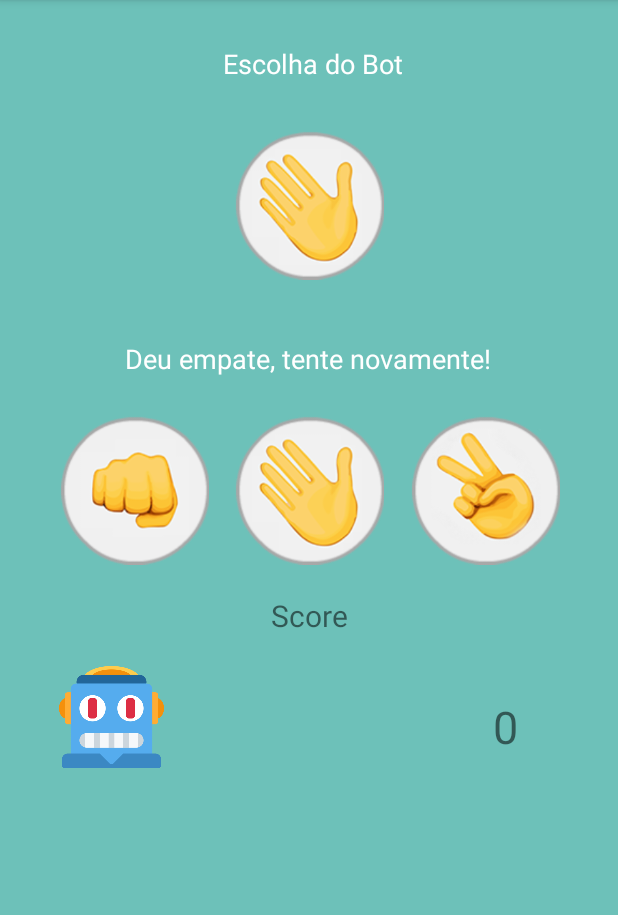
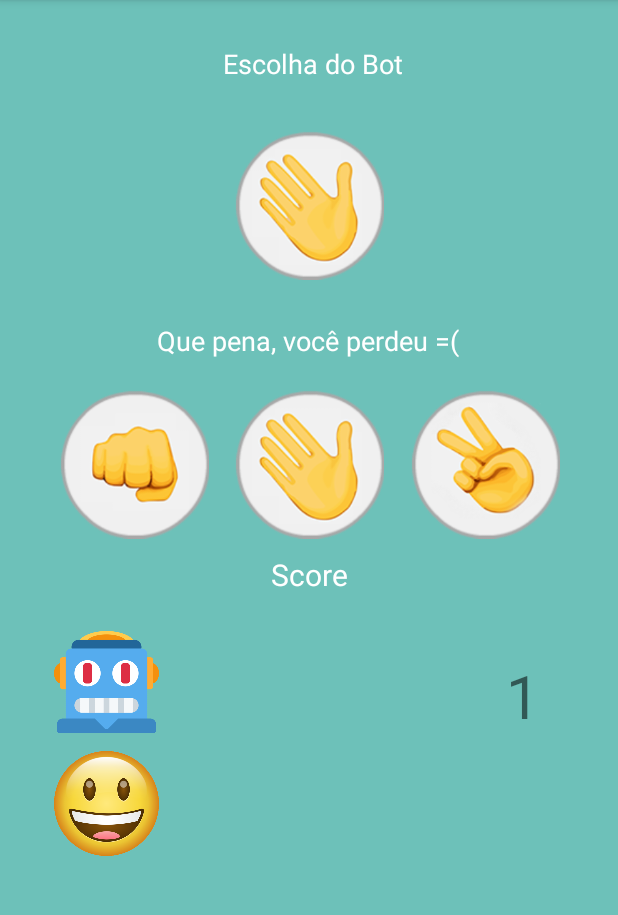
Before and after one commit to brunamussi/PedraPapelTesoura, an Android app: the MainActivity screen opened directly, with no data from a screen before it, after a tap on "TODO", on a phone screen of 412 x 824 dp, the part 84-999 px from its top. Run offline under Robolectric (Android 15) with nearby library versions, the phone set to English and light mode, and no system bars; 1 other tap on this screen came first.

Commit message:
start project

```diff
--- a/app/src/main/java/com/example/pedrapapeltesoura/MainActivity.java
+++ b/app/src/main/java/com/example/pedrapapeltesoura/MainActivity.java
@@ -9,6 +9,10 @@ import android.widget.TextView;
 
 import java.util.Random;
 
+import static java.lang.Integer.getInteger;
+import static java.lang.Integer.parseInt;
+import static java.lang.Integer.valueOf;
+
 public class MainActivity extends AppCompatActivity {
 
     @Override
@@ -17,11 +21,11 @@ public class MainActivity extends AppCompatActivity {
         setContentView(R.layout.activity_main);
     }
 
-    public void pedraSelecionado (View view) {
+    public void pedraSelecionado(View view) {
         this.opcaoSelecionada("pedra");
     }
 
-    public void papelSelecionado (View view) {
+    public void papelSelecionado(View view) {
         this.opcaoSelecionada("papel");
     }
 
@@ -29,16 +33,16 @@ public class MainActivity extends AppCompatActivity {
         this.opcaoSelecionada("tesoura");
     }
 
-    public void opcaoSelecionada (String opcaoSelecionada){
+    public void opcaoSelecionada(String opcaoSelecionada) {
 
         int numero = new Random().nextInt(3);
 
         String[] opcoes = {"pedra", "papel", "tesoura"};
-        String opcaoApp = opcoes [numero];
+        String opcaoApp = opcoes[numero];
 
         ImageView imageResultado = findViewById(R.id.imageResultado);
 
-        switch (opcaoApp){
+        switch (opcaoApp) {
             case "pedra":
                 imageResultado.setImageResource(R.drawable.pedra);
                 break;
@@ -49,25 +53,28 @@ public class MainActivity extends AppCompatActivity {
                 imageResultado.setImageResource(R.drawable.tesoura);
                 break;
         }
+        TextView Resultado = findViewById(R.id.Resultado);
+        TextView scoreBot = findViewById(R.id.scoreBot);
+        TextView scorePlayer = findViewById(R.id.scorePlayer);
 
-        TextView Resultado = findViewById(R.id.Resultado);
+        if ( // App ganha
+                        (opcaoApp == "tesoura" && opcaoSelecionada == "papel") ||
+                        (opcaoApp == "papel" && opcaoSelecionada == "pedra") ||
+                        (opcaoApp == "pedra" && opcaoSelecionada == "tesoura")
+        ) {
+            Resultado.setText("Que pena, você perdeu =(");
+            scoreBot.setText(String.valueOf(+1));
 
-        if( // App ganha
-                    (opcaoApp == "tesoura" && opcaoSelecionada == "papel") ||
-                    (opcaoApp == "papel" && opcaoSelecionada =="pedra") ||
-                    (opcaoApp == "pedra" && opcaoSelecionada =="tesoura")
-        ){
-            Resultado.setText("Que pena, você perdeu =(");
-        }
-        else if ( //usuario ganha
+        } else if ( //usuario ganha
                         (opcaoApp == "tesoura" && opcaoSelecionada == "pedra") ||
                         (opcaoApp == "papel" && opcaoSelecionada == "tesoura") ||
                         (opcaoApp == "pedra" && opcaoSelecionada == "papel")
-                ){
+        ) {
             Resultado.setText("Parabéns, você venceu (=");
+            scorePlayer.setText(String.valueOf(+1));
 
-        }else { // empate
-            Resultado.setText ("Deu empate, tente novamente!");
+        } else { // empate
+            Resultado.setText("Deu empate, tente novamente!");
         }
     }
-    }
+}
--- a/app/src/main/res/layout/activity_main.xml
+++ b/app/src/main/res/layout/activity_main.xml
@@ -6,6 +6,18 @@
     android:layout_height="match_parent"
     android:background="#8F009688"
     tools:context=".MainActivity">
+
+    <TextView
+        android:id="@+id/scorePlayer"
+        android:layout_width="wrap_content"
+        android:layout_height="wrap_content"
+        android:layout_marginTop="24dp"
+        android:textSize="40sp"
+        app:layout_constraintEnd_toEndOf="parent"
+        app:layout_constraintHorizontal_bias="0.816"
+        app:layout_constraintStart_toEndOf="@+id/imageView7"
+        app:layout_constraintTop_toBottomOf="@+id/scoreBot"
+        tools:text="0" />
 
     <TextView
         android:id="@+id/textView3"
@@ -36,7 +48,7 @@
         android:id="@+id/Resultado"
         android:layout_width="wrap_content"
         android:layout_height="wrap_content"
-        android:layout_marginTop="20dp"
+        android:layout_marginTop="8dp"
         android:text="@string/escolha_uma_op_o_abaixo"
         android:textColor="#FFFFFF"
         android:textSize="18sp"
@@ -50,21 +62,22 @@
         android:layout_width="100dp"
         android:layout_height="100dp"
         android:layout_marginStart="22dp"
-        android:layout_marginTop="25dp"
+        android:layout_marginTop="20dp"
         android:onClick="pedraSelecionado"
         android:outlineSpotShadowColor="#FFEB3B"
         app:layout_constraintEnd_toStartOf="@+id/imageView3"
         app:layout_constraintHorizontal_bias="0.5"
         app:layout_constraintStart_toStartOf="parent"
         app:layout_constraintTop_toBottomOf="@+id/Resultado"
-        app:srcCompat="@drawable/pedra" />
+        app:srcCompat="@drawable/pedra"
+        android:contentDescription="@string/pedra" />
 
     <ImageView
         android:id="@+id/imageView3"
         android:layout_width="100dp"
         android:layout_height="100dp"
-        android:layout_marginTop="25dp"
-        android:contentDescription="TODO"
+        android:layout_marginTop="20dp"
+        android:contentDescription="@string/papel"
         android:onClick="papelSelecionado"
         app:layout_constraintEnd_toStartOf="@+id/imageView4"
         app:layout_constraintHorizontal_bias="0.5"
@@ -76,9 +89,9 @@
         android:id="@+id/imageView4"
         android:layout_width="100dp"
         android:layout_height="100dp"
-        android:layout_marginTop="25dp"
+        android:layout_marginTop="20dp"
         android:layout_marginEnd="22dp"
-        android:contentDescription="TODO"
+        android:contentDescription="@string/tesoura"
         android:onClick="tesouraSelecionado"
         app:layout_constraintEnd_toEndOf="parent"
         app:layout_constraintHorizontal_bias="0.5"
@@ -90,34 +103,46 @@
         android:id="@+id/textView2"
         android:layout_width="wrap_content"
         android:layout_height="wrap_content"
-        android:layout_marginTop="20dp"
-        android:text="Score"
+        android:layout_marginTop="10dp"
+        android:text="@string/score"
+        android:textColor="#FFFFFF"
         android:textSize="20sp"
         app:layout_constraintEnd_toEndOf="parent"
         app:layout_constraintStart_toStartOf="parent"
         app:layout_constraintTop_toBottomOf="@+id/imageView3" />
 
-    <TextView
-        android:id="@+id/textView4"
-        android:layout_width="wrap_content"
-        android:layout_height="wrap_content"
-        android:layout_marginTop="40dp"
-        android:text="0"
-        android:textSize="30sp"
-        app:layout_constraintEnd_toEndOf="parent"
-        app:layout_constraintHorizontal_bias="0.832"
-        app:layout_constraintStart_toStartOf="parent"
-        app:layout_constraintTop_toBottomOf="@+id/textView2" />
-
     <ImageView
         android:id="@+id/imageView7"
         android:layout_width="70dp"
         android:layout_height="70dp"
-        android:layout_marginTop="20dp"
-        app:layout_constraintEnd_toStartOf="@+id/textView4"
-        app:layout_constraintHorizontal_bias="0.151"
+        android:layout_marginStart="36dp"
+        android:layout_marginTop="24dp"
+        android:contentDescription="@string/iconbot"
         app:layout_constraintStart_toStartOf="parent"
         app:layout_constraintTop_toBottomOf="@+id/textView2"
         app:srcCompat="@drawable/bot" />
 
+    <ImageView
+        android:id="@+id/imageView9"
+        android:layout_width="70dp"
+        android:layout_height="70dp"
+        android:layout_marginStart="36dp"
+        android:layout_marginTop="10dp"
+        app:layout_constraintStart_toStartOf="parent"
+        app:layout_constraintTop_toBottomOf="@+id/imageView7"
+        app:srcCompat="@drawable/player"
+        android:contentDescription="@string/iconUsuario" />
+
+    <TextView
+        android:id="@+id/scoreBot"
+        android:layout_width="wrap_content"
+        android:layout_height="wrap_content"
+        android:layout_marginTop="40dp"
+        android:textSize="40sp"
+        app:layout_constraintEnd_toEndOf="parent"
+        app:layout_constraintHorizontal_bias="0.816"
+        app:layout_constraintStart_toEndOf="@+id/imageView7"
+        app:layout_constraintTop_toBottomOf="@+id/textView2"
+        tools:text="0" />
+
 </androidx.constraintlayout.widget.ConstraintLayout>
--- a/app/src/main/res/values/strings.xml
+++ b/app/src/main/res/values/strings.xml
@@ -2,4 +2,12 @@
     <string name="app_name">PedraPapelTesoura</string>
     <string name="escolha_do_bot">Escolha do Bot</string>
     <string name="escolha_uma_op_o_abaixo">Escolha uma opção abaixo:</string>
+    <string name="score1">score</string>
+    <string name="score2">score</string>
+    <string name="iconUsuario">TODO</string>
+    <string name="iconbot">IconBot</string>
+    <string name="score">Score</string>
+    <string name="tesoura">TODO</string>
+    <string name="papel">TODO</string>
+    <string name="pedra">TODO</string>
 </resources>
```
